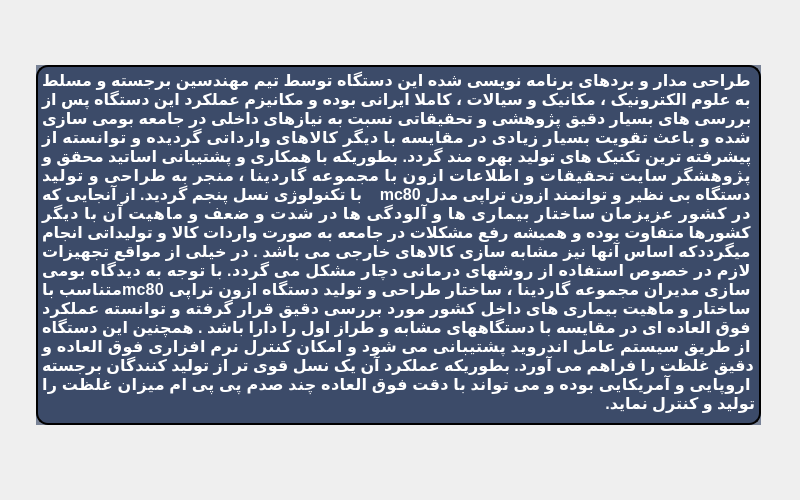
Above: frameabout.ui from mohsencyber/gardinaUI before the change. Below: the same form after it.
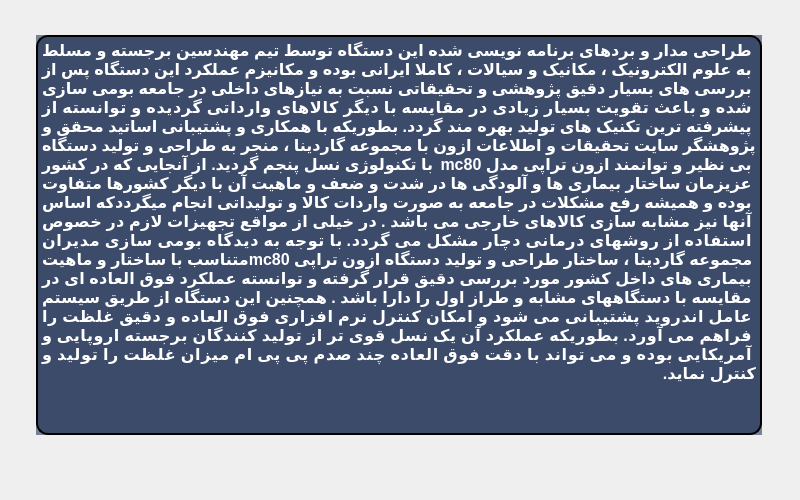
That is the form after the change. Icons and pictures are not drawn.

```diff
--- a/frameabout.ui
+++ b/frameabout.ui
@@ -37,9 +37,9 @@
    <property name="geometry">
     <rect>
      <x>36</x>
-     <y>65</y>
-     <width>725</width>
-     <height>360</height>
+     <y>35</y>
+     <width>726</width>
+     <height>400</height>
     </rect>
    </property>
    <property name="palette">
@@ -243,9 +243,8 @@
    </property>
    <property name="font">
     <font>
-     <pointsize>14</pointsize>
-     <weight>50</weight>
-     <bold>false</bold>
+     <pointsize>10</pointsize>
+     <kerning>true</kerning>
     </font>
    </property>
    <property name="autoFillBackground">
@@ -266,7 +265,7 @@
     <string>&lt;!DOCTYPE HTML PUBLIC &quot;-//W3C//DTD HTML 4.0//EN&quot; &quot;http://www.w3.org/TR/REC-html40/strict.dtd&quot;&gt;
 &lt;html&gt;&lt;head&gt;&lt;meta name=&quot;qrichtext&quot; content=&quot;1&quot; /&gt;&lt;style type=&quot;text/css&quot;&gt;
 p, li { white-space: pre-wrap; }
-&lt;/style&gt;&lt;/head&gt;&lt;body style=&quot; font-family:'Ubuntu'; font-size:14pt; font-weight:400; font-style:normal;&quot;&gt;
+&lt;/style&gt;&lt;/head&gt;&lt;body style=&quot; font-family:'Ubuntu'; font-size:10pt; font-weight:400; font-style:normal;&quot;&gt;
 &lt;p align=&quot;justify&quot; dir='rtl' style=&quot; margin-top:12px; margin-bottom:0px; margin-left:0px; margin-right:0px; -qt-block-indent:0; text-indent:0px; line-height:100%;&quot;&gt;&lt;span style=&quot; font-size:12pt; font-weight:600;&quot;&gt;طراحی مدار و بردهای برنامه نویسی شده این دستگاه توسط تیم مهندسین برجسته و مسلط به علوم الکترونیک ، مکانیک و سیالات ، کاملا ایرانی بوده و مکانیزم عملکرد این دستگاه پس از بررسی های بسیار دقیق پژوهشی و تحقیقاتی نسبت به نیازهای داخلی در جامعه بومی سازی شده و باعث تقویت بسیار زیادی در مقایسه با دیگر کالاهای وارداتی گردیده و توانسته از پیشرفته ترین تکنیک های تولید بهره مند گردد. بطوریکه با همکاری و پشتیبانی اساتید محقق و پژوهشگر سایت تحقیقات و اطلاعات ازون با مجموعه گاردینا ، منجر به طراحی و تولید دستگاه بی نظیر و توانمند ازون تراپی مدل mc80 با تکنولوژی نسل پنجم گردید. از آنجایی که در کشور عزیزمان ساختار بیماری ها و آلودگی ها در شدت و ضعف و ماهیت آن با دیگر کشورها متفاوت بوده و همیشه رفع مشکلات در جامعه به صورت واردات کالا و تولیداتی انجام میگرددکه اساس آنها نیز مشابه سازی کالاهای خارجی می باشد . در خیلی از مواقع تجهیزات لازم در خصوص استفاده از روشهای درمانی دچار مشکل می گردد. با توجه به دیدگاه بومی سازی مدیران مجموعه گاردینا ، ساختار طراحی و تولید دستگاه ازون تراپی mc80متناسب با ساختار و ماهیت بیماری های داخل کشور مورد بررسی دقیق قرار گرفته و توانسته عملکرد فوق العاده ای در مقایسه با دستگاههای مشابه و طراز اول را دارا باشد . همچنین این دستگاه از طریق سیستم عامل اندروید پشتیبانی می شود و امکان کنترل نرم افزاری فوق العاده و دقیق غلظت را فراهم می آورد. بطوریکه عملکرد آن یک نسل قوی تر از تولید کنندگان برجسته اروپایی و آمریکایی بوده و می تواند با دقت فوق العاده چند صدم پی پی ام میزان غلظت را تولید و کنترل نماید.&lt;/span&gt;&lt;/p&gt;&lt;/body&gt;&lt;/html&gt;</string>
    </property>
    <property name="textInteractionFlags">
```
